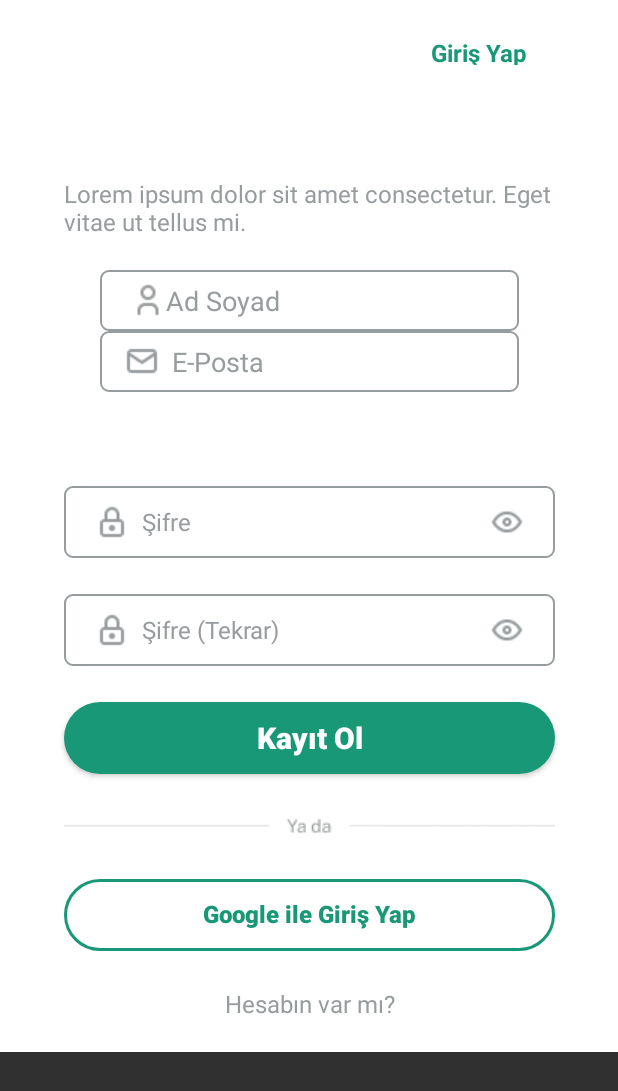
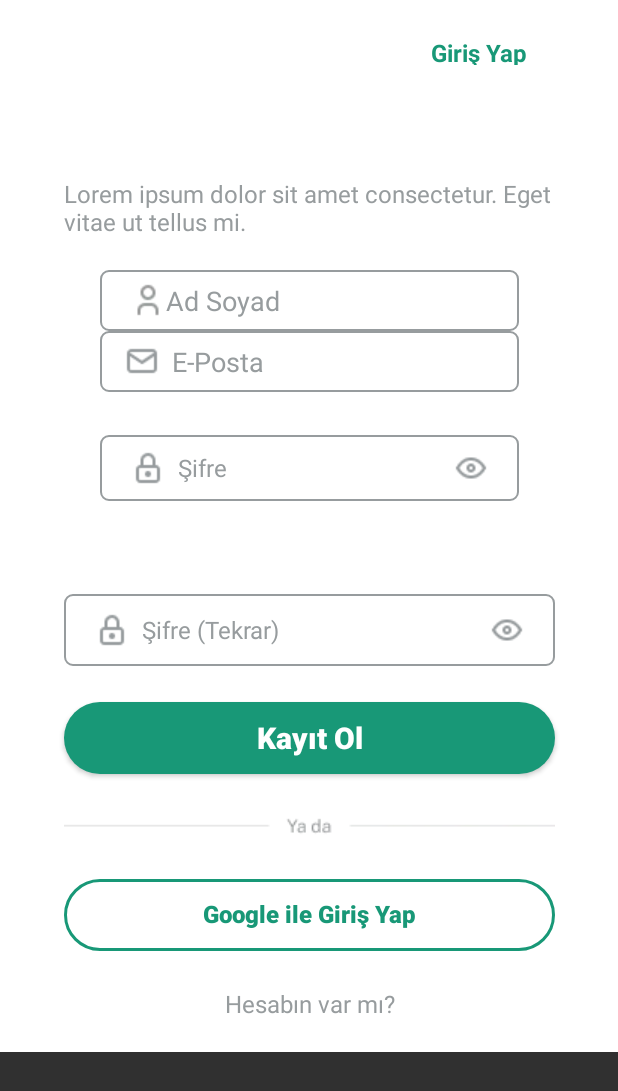
Before and after one commit to elifcr/Sulama_Sistemi, an Android app: the SignInActivity screen opened directly, with no data from a screen before it, on a phone screen of 412 x 824 dp. Shown: the top 1091 px of the screen. Run offline under Robolectric (Android 15) with nearby library versions, the phone set to English and light mode, and no system bars; our stand-ins replace Firebase (no records; nobody signed in at launch, a user with empty details on screens opened directly).

Commit message:
Hata Düzeltmeleri

```diff
--- a/app/src/main/res/layout/activity_sign_in.xml
+++ b/app/src/main/res/layout/activity_sign_in.xml
@@ -104,10 +104,9 @@
 
         <EditText
             android:id="@+id/kayitsifre"
-            android:layout_width="327dp"
-            android:layout_height="48dp"
-            android:layout_marginTop="144dp"
-            android:layout_marginBottom="72dp"
+            android:layout_width="match_parent"
+            android:layout_height="wrap_content"
+            android:layout_marginHorizontal="24dp"
             android:background="@drawable/textfield"
             android:text="@string/ifre"
             android:textColor="@color/text"
@@ -123,6 +122,9 @@
             android:drawableStart="@drawable/password"
             android:drawablePadding="8dp"
             android:drawableEnd="@drawable/eyes"
+            app:layout_constraintEnd_toEndOf="parent"
+            app:layout_constraintStart_toStartOf="parent"
+            app:layout_constraintTop_toBottomOf="@id/kayitEposta"
             />
 
 
```
